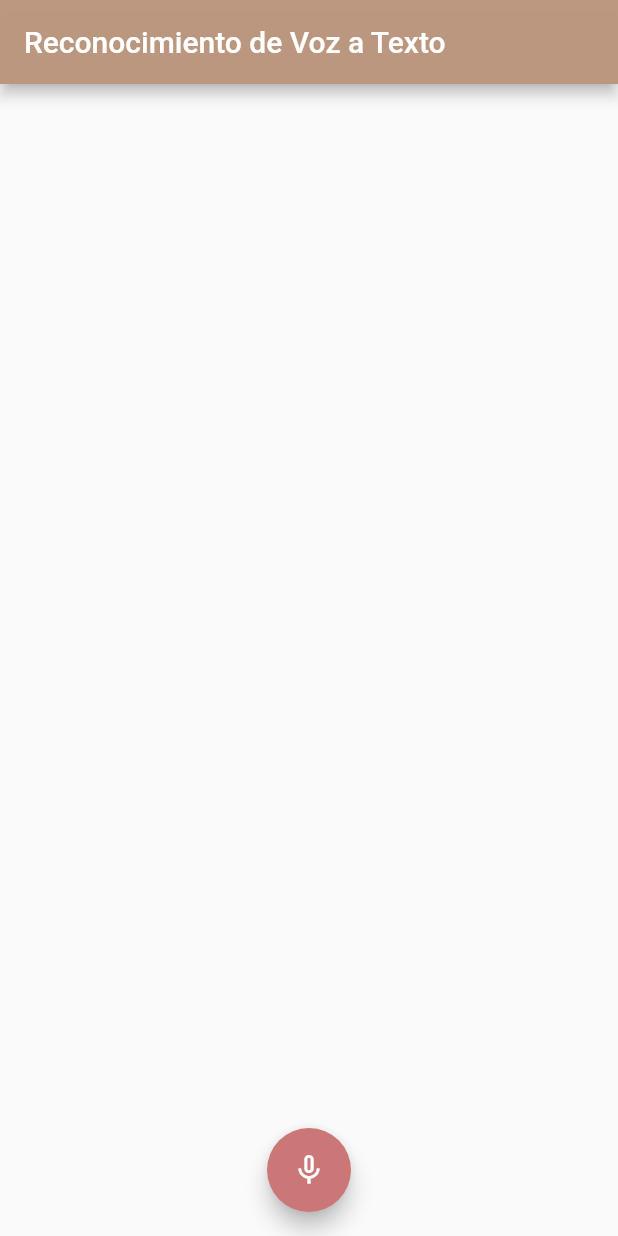
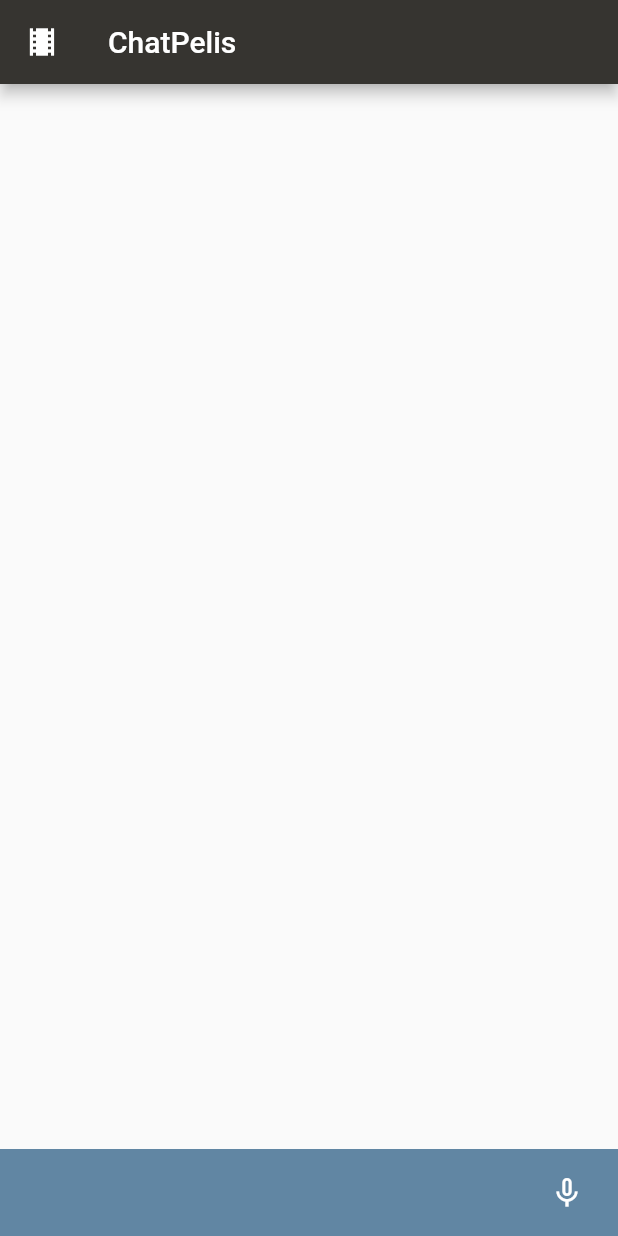
Before and after one commit to Lpv2002/IHC, a Flutter app: the screen it shows after launch, on a phone screen of 412 x 824 dp. Run offline on Flutter 3.47's test engine with Material 2 defaults, Android fonts, the light colour scheme and no system bars; our stand-ins replace speech_to_text; missing offline and left inert: dialog_flowtter, text_to_speech.

Commit message:
first commit

```diff
--- /dev/null
+++ b/lib/app_body.dart
@@ -0,0 +1,83 @@
+import 'package:dialog_flowtter/dialog_flowtter.dart';
+import 'package:flutter/material.dart';
+
+class AppBody extends StatelessWidget {
+  final List<Map<String, dynamic>> messages;
+
+  const AppBody({
+    Key? key,
+    this.messages = const [],
+  }) : super(key: key);
+
+  @override
+  Widget build(BuildContext context) {
+    return ListView.separated(
+      itemBuilder: (context, i) {
+        var obj = messages[messages.length - 1 - i];
+        Message message = obj['message'];
+        bool isUserMessage = obj['isUserMessage'] ?? false;
+        return Row(
+          mainAxisAlignment:
+              isUserMessage ? MainAxisAlignment.end : MainAxisAlignment.start,
+          mainAxisSize: MainAxisSize.min,
+          children: [
+            _MessageContainer(
+              message: message,
+              isUserMessage: isUserMessage,
+            ),
+          ],
+        );
+      },
+      separatorBuilder: (_, i) => Container(height: 10),
+      itemCount: messages.length,
+      reverse: true,
+      padding: const EdgeInsets.symmetric(
+        horizontal: 10,
+        vertical: 20,
+      ),
+    );
+  }
+}
+
+class _MessageContainer extends StatelessWidget {
+  final Message message;
+  final bool isUserMessage;
+
+  const _MessageContainer({
+    Key? key,
+    required this.message,
+    this.isUserMessage = false,
+  }) : super(key: key);
+
+  @override
+  Widget build(BuildContext context) {
+    return Container(
+      constraints: BoxConstraints(maxWidth: 200),
+      child: LayoutBuilder(
+        builder: (context, constrains) {
+          switch (message.type) {
+            case MessageType.text:
+            default:
+              return Container(
+                decoration: BoxDecoration(
+                  color: isUserMessage
+                      ? Color.fromARGB(157, 2, 61, 109)
+                      : const Color.fromARGB(255, 54, 52, 48),
+                  borderRadius: BorderRadius.circular(20),
+                ),
+                padding: !isUserMessage
+                    ? const EdgeInsets.all(20)
+                    : const EdgeInsets.all(10),
+                child: Text(
+                  message.text?.text?[0] ?? '',
+                  style: TextStyle(
+                    color: Colors.white,
+                  ),
+                ),
+              );
+          }
+        },
+      ),
+    );
+  }
+}
--- a/lib/main.dart
+++ b/lib/main.dart
@@ -1,63 +1,135 @@
+import 'package:dialog_flowtter/dialog_flowtter.dart';
 import 'package:flutter/material.dart';
+import 'dart:async';
 import 'package:speech_to_text/speech_to_text.dart' as stt;
 import 'package:text_to_speech/text_to_speech.dart';
 
+import 'app_body.dart';
+
 void main() {
-  runApp(const MyApp());
+  runApp(MyApp());
 }
 
 class MyApp extends StatelessWidget {
-  const MyApp({super.key});
-
-  // This widget is the root of your application.
   @override
   Widget build(BuildContext context) {
     return MaterialApp(
-      home: VoiceHome(),
+      title: 'ChatPelis',
+      theme: ThemeData(
+        primarySwatch: Colors.blue,
+        visualDensity: VisualDensity.adaptivePlatformDensity,
+      ),
+      home: MyHomePage(title: 'ChatPelis'),
     );
   }
 }
 
-class VoiceHome extends StatefulWidget {
+class MyHomePage extends StatefulWidget {
+  MyHomePage({Key? key, this.title}) : super(key: key);
+
+  final String? title;
+
   @override
-  _VoiceHomeState createState() => _VoiceHomeState();
+  _MyHomePageState createState() => _MyHomePageState();
 }
 
-class _VoiceHomeState extends State<VoiceHome> {
+class _MyHomePageState extends State<MyHomePage> {
+  late DialogFlowtter dialogFlowtter;
+
   late stt.SpeechToText _speech;
+  String _text = '';
   bool _isListening = false;
-  String _text = '';
+  late Timer _timer;
+
+  List<Map<String, dynamic>> messages = [];
 
   @override
   void initState() {
     super.initState();
     _speech = stt.SpeechToText();
+    DialogFlowtter.fromFile().then((instance) => dialogFlowtter = instance);
   }
 
   @override
   Widget build(BuildContext context) {
     return Scaffold(
       appBar: AppBar(
-        title: const Text('Reconocimiento de Voz a Texto'),
-        backgroundColor: const Color.fromRGBO(187, 150, 126, 0.979),
+        title: const Text(
+          'ChatPelis',
+          style: TextStyle(color: Colors.white),
         ),
-      floatingActionButtonLocation: FloatingActionButtonLocation.centerFloat,
-      floatingActionButton: FloatingActionButton(
-        onPressed: _listen,
-        backgroundColor: const Color.fromRGBO(204, 119, 119, 1),
-        child: Icon(
+        backgroundColor: const Color.fromARGB(255, 54, 52, 48),
+        leading: IconButton(
+          icon: Icon(
+            Icons.local_movies,
+            color: Colors.white,
+          ),
+          onPressed: () {
+          },
+        ),
+      ),
+      body: Column(
+        children: [
+          Expanded(child: AppBody(messages: messages)),
+          Container(
+            padding: const EdgeInsets.symmetric(
+              horizontal: 10,
+              vertical: 5,
+            ),
+            color: const Color.fromARGB(157, 2, 61, 109),
+            child: Row(
+              children: [
+                Expanded(
+                  child: Text(
+                    _text,
+                    style: const TextStyle(color: Colors.white),
+                  ),
+                ),
+                IconButton(
+                  onPressed: () {
+                    _listen();
+                  },
+                  icon: Icon(
                     _isListening ? Icons.mic : Icons.mic_none,
                     color: const Color.fromRGBO(255, 255, 255, 1),
                   ),
                 ),
-      body: SingleChildScrollView(
-        reverse: true,
-        child: Container(
-          padding: const EdgeInsets.fromLTRB(30.0, 30.0, 30.0, 150.0),
-          child: Text(_text),
+              ],
             ),
           ),
+        ],
+      ),
     );
+  }
+
+  void sendMessage(String text) async {
+    if (text.isEmpty) return;
+    setState(() {
+      addMessage(
+        Message(text: DialogText(text: [text])),
+        true,
+      );
+    });
+
+
+    DetectIntentResponse response = await dialogFlowtter.detectIntent(
+      queryInput: QueryInput(text: TextInput(text: text)),
+    );
+    TextToSpeech tts = TextToSpeech();
+    tts.setLanguage('es-Es');
+    tts.speak(response.text as String);
+
+    if (response.message == null) return;
+    setState(() {
+      addMessage(response.message!);
+    });
+  }
+
+  void addMessage(Message message, [bool isUserMessage = false]) {
+    messages.add({
+      'message': message,
+      'isUserMessage': isUserMessage,
+    });
   }
 
   void _listen() async {
@@ -73,15 +145,25 @@ class _VoiceHomeState extends State<VoiceHome> {
             _text = val.recognizedWords;
           }),
         );
-      }
-    } else {
+
+        _timer = Timer(Duration(seconds: 3), () {
+          // Detiene la escucha después de 10 segundos
           setState(() => _isListening = false);
           _speech.stop();
+          sendMessage(_text);
           TextToSpeech tts = TextToSpeech();
           double pitch = 1.0;
           tts.setPitch(pitch);
           tts.setLanguage('es-ES');
-      tts.speak(_text);
+          _timer?.cancel();
+        });
       }
     }
   }
+
+  @override
+  void dispose() {
+    dialogFlowtter.dispose();
+    super.dispose();
+  }
+}
--- a/pubspec.yaml
+++ b/pubspec.yaml
@@ -37,6 +37,7 @@ dependencies:
   cupertino_icons: ^1.0.2
   speech_to_text: ^6.6.0
   text_to_speech: ^0.2.3
+  dialog_flowtter: ^0.3.1
 
 
 dev_dependencies:
@@ -60,6 +61,9 @@ flutter:
   # included with your application, so that you can use the icons in
   # the material Icons class.
   uses-material-design: true
+  assets:
+         - assets/images/logo.png
+         - assets/dialog_flow_auth.json
 
   # To add assets to your application, add an assets section, like this:
   # assets:
```
Also changed, not shown: assets/dialog_flow_auth.json (added, +13 -0 lines), assets/images/logo.png (added), pubspec.lock. Lines whose indentation alone changed are shown as unchanged.
